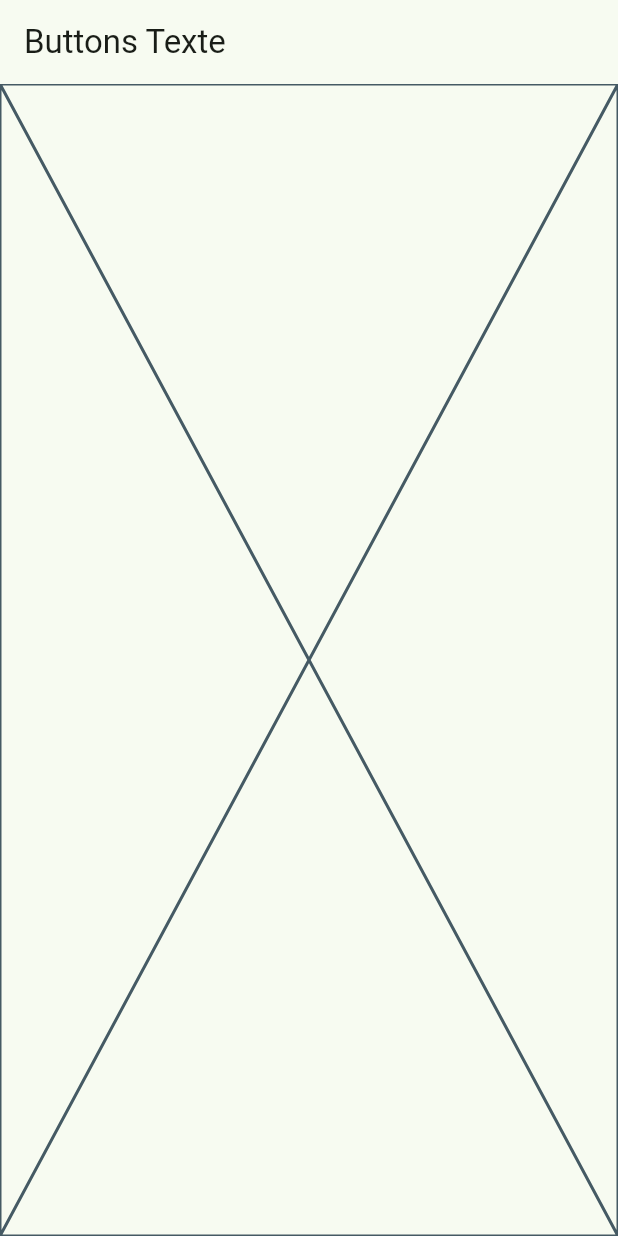
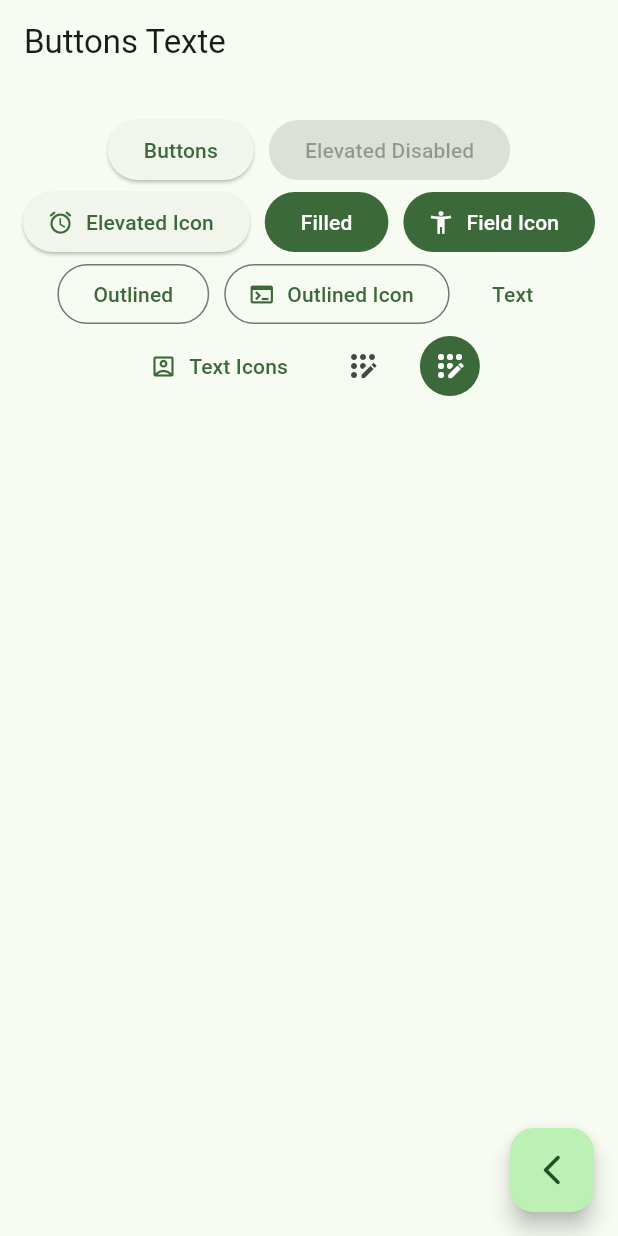
Before and after one commit to morangullit/wigets, a Flutter app: the ButtonsScreen screen opened by its route, on a phone screen of 412 x 824 dp. Run offline on Flutter 3.47's test engine with Material 2 defaults, Android fonts, the phone set to English and light mode, and no system bars; our stand-ins replace go_router.

Commit message:
Botones Preconfigurados

```diff
--- a/lib/presentation/screens/home/buttons/buttons_screen.dart
+++ b/lib/presentation/screens/home/buttons/buttons_screen.dart
@@ -1,4 +1,5 @@
 import 'package:flutter/material.dart';
+import 'package:go_router/go_router.dart';
 
 class ButtonsScreen extends StatelessWidget {
 
@@ -12,7 +13,75 @@ class ButtonsScreen extends StatelessWidget {
       appBar: AppBar(
         title: const Text('Buttons Texte'),
       ),
-      body: const Placeholder(),
+      body: const _ButtonsView(),
+      floatingActionButton: FloatingActionButton(
+        child: const Icon(Icons.arrow_back_ios_new_rounded),
+        onPressed: () {
+          context.pop();
+        },
+      ),
     );
   }
 }
+
+class _ButtonsView extends StatelessWidget {
+  const _ButtonsView();
+
+  @override
+  Widget build(BuildContext context) {
+
+    final colors = Theme.of(context).colorScheme;
+
+    return SizedBox(
+      width: double.infinity,
+      child: Padding(
+        padding: const EdgeInsets.symmetric(horizontal: 10, vertical: 20),
+        child: Wrap(
+          spacing: 10,
+          crossAxisAlignment: WrapCrossAlignment.center,
+          alignment: WrapAlignment.center,
+          children: [
+            ElevatedButton(onPressed: () {}, child: const Text('Buttons')),
+            const ElevatedButton(onPressed: null, child: Text('Elevated Disabled')),
+
+            ElevatedButton.icon(
+              onPressed: () {},
+              icon: const Icon(Icons.access_alarm_rounded),
+              label: const Text('Elevated Icon')),
+
+            FilledButton(onPressed: () {}, child: const Text('Filled')),
+            FilledButton.icon(
+              onPressed: () {},
+              icon: const Icon(Icons.accessibility_new),
+              label: const Text('Field Icon')),
+
+            OutlinedButton(onPressed: () {}, child: const Text('Outlined')),
+            OutlinedButton.icon(
+              onPressed: () {},
+              icon: const Icon(Icons.terminal),
+              label: const Text('Outlined Icon')),
+
+            TextButton(onPressed: (){}, child: const Text('Text')),
+            TextButton.icon(
+              onPressed: () {},
+              icon: const Icon(Icons.account_box_outlined),
+              label: const Text('Text Icons')),
+
+              // TODO: custom button
+
+            IconButton(onPressed: (){}, icon: const Icon(Icons.app_registration_rounded)),
+            IconButton(
+              onPressed: (){},
+              icon: const Icon(Icons.app_registration_rounded),
+              style: ButtonStyle(
+                backgroundColor: MaterialStatePropertyAll(colors.primary),
+                iconColor: const MaterialStatePropertyAll(Colors.white)
+              ),
+            ),
+
+          ],
+        ),
+      ),
+    );
+  }
+}
```
